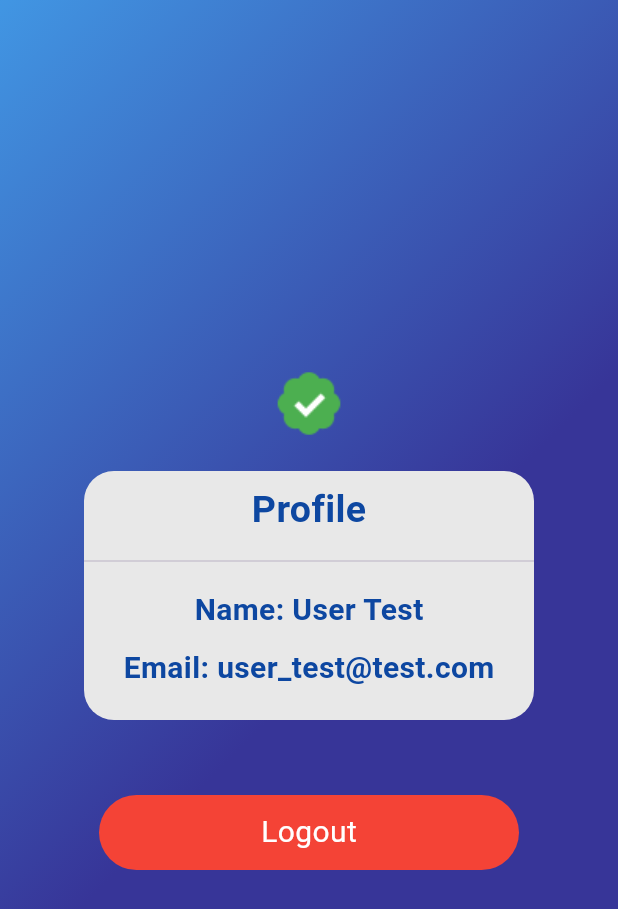
After one commit to Danix002/Authentication-in-Flutter, a Flutter app: the HomePage screen opened directly, on a phone screen of 412 x 824 dp. The commit adds this screen. Shown: the top 909 px of the screen. Run offline on Flutter 3.47's test engine with Material 3 defaults, Android fonts, the phone set to English and light mode, and no system bars; our stand-ins replace font_awesome_flutter.

Commit message:
login: add redirect at home page

```diff
--- /dev/null
+++ b/lib/model/user.dart
@@ -0,0 +1,9 @@
+class User {
+  final String name;
+  final String email;
+
+  User({
+    required this.name,
+    required this.email
+  });
+}
--- /dev/null
+++ b/lib/pages/home.dart
@@ -0,0 +1,123 @@
+import 'package:flutter/material.dart';
+import 'package:events_app/model/user.dart';
+
+final User currentUser = User(
+  name: 'User Test',
+  email: 'user_test@test.com'
+);
+
+class HomePage extends StatelessWidget {
+  const HomePage({super.key});
+
+  @override
+  Widget build(BuildContext context) {
+    final size = MediaQuery.of(context).size;
+    return Scaffold(
+      body: Container(
+        height: size.height,
+        width: size.width,
+        decoration: const BoxDecoration(
+          gradient: LinearGradient(
+            colors: [
+              Color(0xFF4196E3),
+              Color(0xFF373598),
+            ],
+            begin: Alignment.topLeft,
+            end: Alignment.centerRight,
+            stops: [0, 0.8],
+          ),
+        ),
+        child: Column(
+          mainAxisAlignment: MainAxisAlignment.center,
+          children: [
+            CircleAvatar(
+              radius: 25,
+              backgroundColor: Colors.transparent,
+              backgroundImage: AssetImage('lib/assets/test_user.png')
+            ),
+            const SizedBox(
+              height: 20,
+            ),
+            Container(
+              // height: 150,
+              width: 300,
+              decoration: BoxDecoration(
+                color: const Color.fromARGB(255, 232, 232, 232),
+                borderRadius: BorderRadius.circular(20),
+              ),
+              child: Column(
+                mainAxisAlignment: MainAxisAlignment.center,
+                children: [
+                  Padding(
+                    padding: const EdgeInsets.all(8.0),
+                    child: Text(
+                      'Profile',
+                      style: TextStyle(
+                        color: Colors.blue[900],
+                        fontSize: 25,
+                        fontWeight: FontWeight.bold,
+                      ),
+                    ),
+                  ),
+                  const Divider(),
+                  const SizedBox(
+                    height: 10,
+                  ),
+                  Text(
+                    // TODO: insert in supabase_oauth_service this
+                    'Name: ${currentUser.name}',
+                    style: TextStyle(
+                      fontSize: 20,
+                      fontWeight: FontWeight.bold,
+                      color: Colors.blue[900],
+                    ),
+                  ),
+                  const SizedBox(
+                    height: 10,
+                  ),
+                  Text(
+                    // TODO: insert in supabase_oauth_service this
+                    'Email: ${currentUser.email}',
+                    style: TextStyle(
+                      color: Colors.blue[900],
+                      fontSize: 20,
+                      fontWeight: FontWeight.bold,
+                    ),
+                  ),
+                  const SizedBox(
+                    height: 20,
+                  ),
+                ],
+              ),
+            ),
+            const SizedBox(
+              height: 50,
+            ),
+            GestureDetector(
+              onTap: () {
+                // TODO: logout function in supabase_oauth_service and call this here
+              },
+              child: Container(
+                height: 50,
+                width: 280,
+                decoration: BoxDecoration(
+                  color: Colors.red,
+                  borderRadius: BorderRadius.circular(100),
+                ),
+                child: Row(
+                  mainAxisAlignment: MainAxisAlignment.center,
+                  children: const [
+                    Text(
+                      'Logout',
+                      style: TextStyle(fontSize: 20, color: Colors.white),
+                    ),
+                  ],
+                ),
+              ),
+            ),
+          ],
+        ),
+      ),
+    );
+  }
+}
--- a/lib/pages/login.dart
+++ b/lib/pages/login.dart
@@ -1,7 +1,10 @@
+import 'dart:collection';
 import 'dart:io';
 
 import 'package:flutter/material.dart';
 import 'package:font_awesome_flutter/font_awesome_flutter.dart';
+
+import 'home.dart';
 
 class LoginPage extends StatefulWidget {
   const LoginPage({super.key});
@@ -11,6 +14,10 @@ class LoginPage extends StatefulWidget {
 
 class _LoginPageState extends State<LoginPage> {
   bool _isLoading = false;
+  final HashMap<String, bool> _openHome = HashMap.from({
+    'Access OK': false,
+    'Access KO': false
+  });
 
   Future<void> _loginGoogle() async {
     setState(() {
@@ -22,11 +29,20 @@ class _LoginPageState extends State<LoginPage> {
 
     setState(() {
       _isLoading = false;
+      _openHome['Access OK'] = true;
     });
   }
 
   @override
   Widget build(BuildContext context) {
+    if (!_isLoading && _openHome['Access OK']!) {
+      WidgetsBinding.instance.addPostFrameCallback((_) {
+        Navigator.pushReplacement(
+          context,
+          MaterialPageRoute(builder: (context) => HomePage()),
+        );
+      });
+    } /** else if(!_isLoading && _openHome['Access KO']!){ messaggio di errore }*/
     final size = MediaQuery
         .of(context)
         .size;
@@ -45,8 +61,7 @@ class _LoginPageState extends State<LoginPage> {
             stops: [0, 0.8],
           ),
         ),
-        child: _isLoading
-            ? Center(
+        child: _isLoading ? Center(
           child: Column(
             mainAxisAlignment: MainAxisAlignment.center,
             children: const [
@@ -67,8 +82,7 @@ class _LoginPageState extends State<LoginPage> {
               )
             ],
           ),
-        )
-            : Column(
+        ) : Column(
               mainAxisAlignment: MainAxisAlignment.center,
               children: [
                 const FlutterLogo(
--- a/pubspec.yaml
+++ b/pubspec.yaml
@@ -52,7 +52,8 @@ dev_dependencies:
 
 # The following section is specific to Flutter packages.
 flutter:
-
+  assets:
+    - lib/assets/test_user.png
   # The following line ensures that the Material Icons font is
   # included with your application, so that you can use the icons in
   # the material Icons class.
```
Also changed, not shown: lib/assets/test_user.png (added), lib/service/service.dart (deleted), lib/service/supabase_oauth_service.dart (added). Lines whose indentation alone changed are shown as unchanged.
